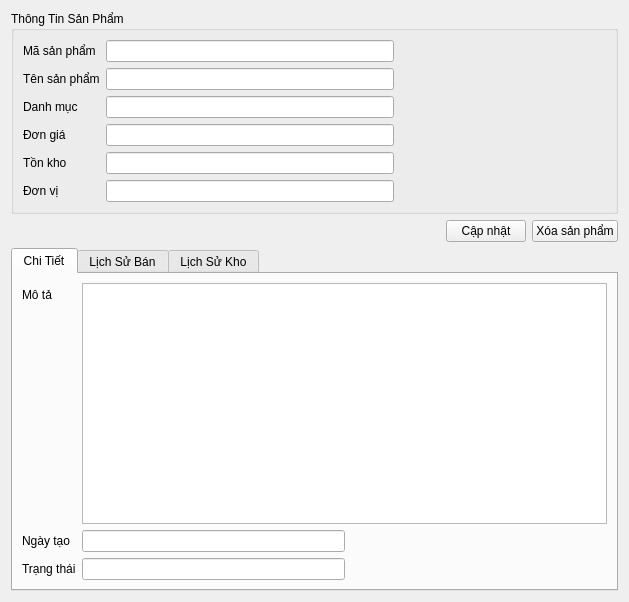
Old version of the form ui/product_detail.ui in the repository thinh-doan/sales-and-warehouse-management-system.
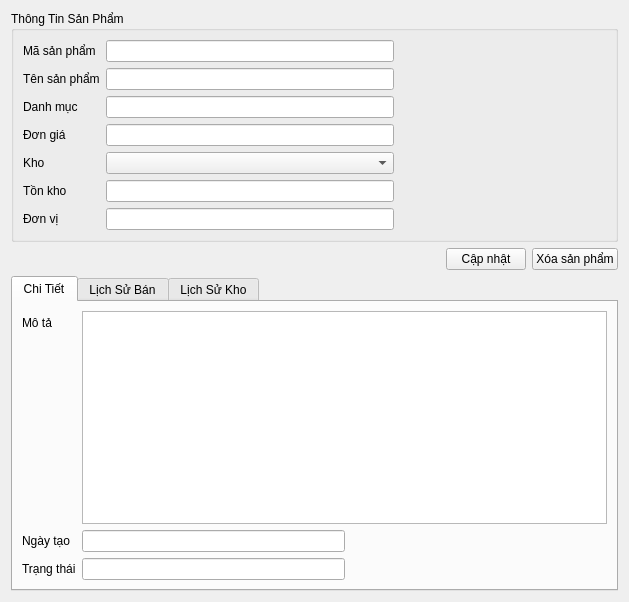
New version of the form. The open tabs and pages were chosen to show the change. Icons and pictures are not drawn.

Patch:
```diff
--- a/ui/product_detail.ui
+++ b/ui/product_detail.ui
@@ -82,34 +82,70 @@
           </property>
          </widget>
         </item>
-        <item row="4" column="0">
+        <item row="5" column="0">
          <widget class="QLabel" name="labelQuantity">
           <property name="text">
            <string>Tồn kho</string>
           </property>
          </widget>
         </item>
-        <item row="4" column="1">
+        <item row="5" column="1">
          <widget class="QLineEdit" name="txtTonKho">
           <property name="readOnly">
            <bool>true</bool>
           </property>
          </widget>
         </item>
-        <item row="5" column="0">
+        <item row="6" column="0">
          <widget class="QLabel" name="labelUnit">
           <property name="text">
            <string>Đơn vị</string>
           </property>
          </widget>
         </item>
-        <item row="5" column="1">
+        <item row="6" column="1">
          <widget class="QLineEdit" name="txtDonVi">
           <property name="readOnly">
            <bool>true</bool>
           </property>
          </widget>
         </item>
+        <item row="4" column="1">
+         <widget class="QComboBox" name="cbbKhoSP">
+          <item>
+           <property name="text">
+            <string/>
+           </property>
+          </item>
+          <item>
+           <property name="text">
+            <string>Kho Tân Bình</string>
+           </property>
+          </item>
+          <item>
+           <property name="text">
+            <string>Kho Thủ Đức </string>
+           </property>
+          </item>
+          <item>
+           <property name="text">
+            <string>Kho Bình Tân </string>
+           </property>
+          </item>
+          <item>
+           <property name="text">
+            <string>Kho Tổng Củ Chi</string>
+           </property>
+          </item>
+         </widget>
+        </item>
+        <item row="4" column="0">
+         <widget class="QLabel" name="label">
+          <property name="text">
+           <string>Kho</string>
+          </property>
+         </widget>
+        </item>
        </layout>
       </item>
       <item>
```
Left out of the diff: 2 changed lines with no effect on the pictures.
